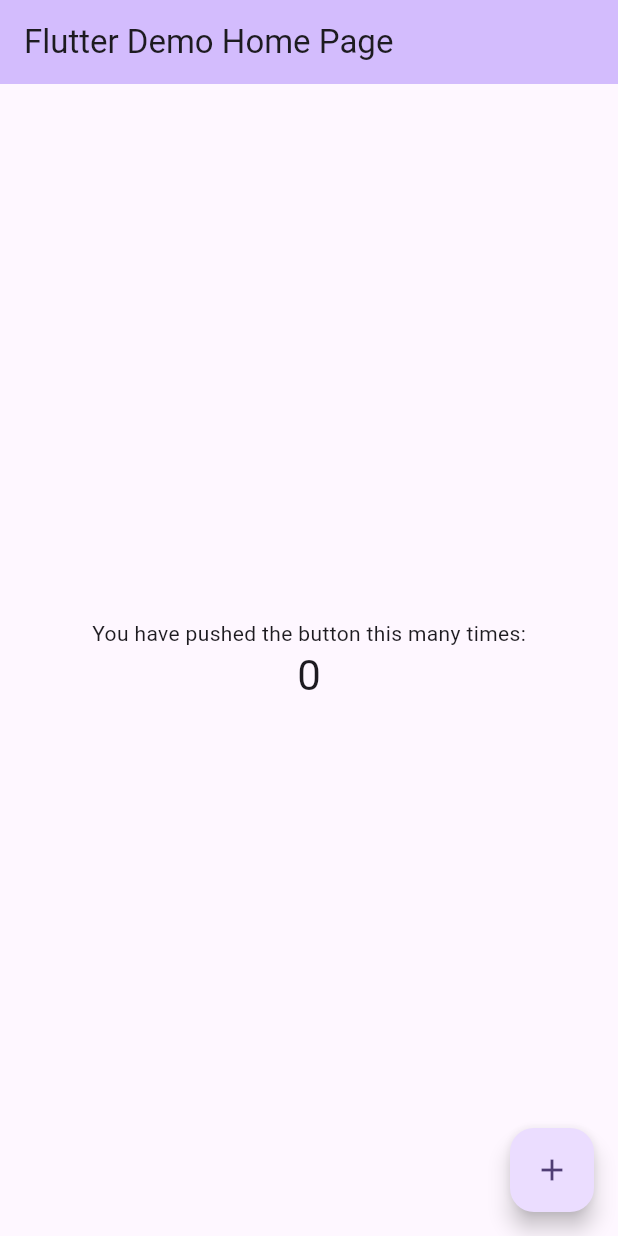
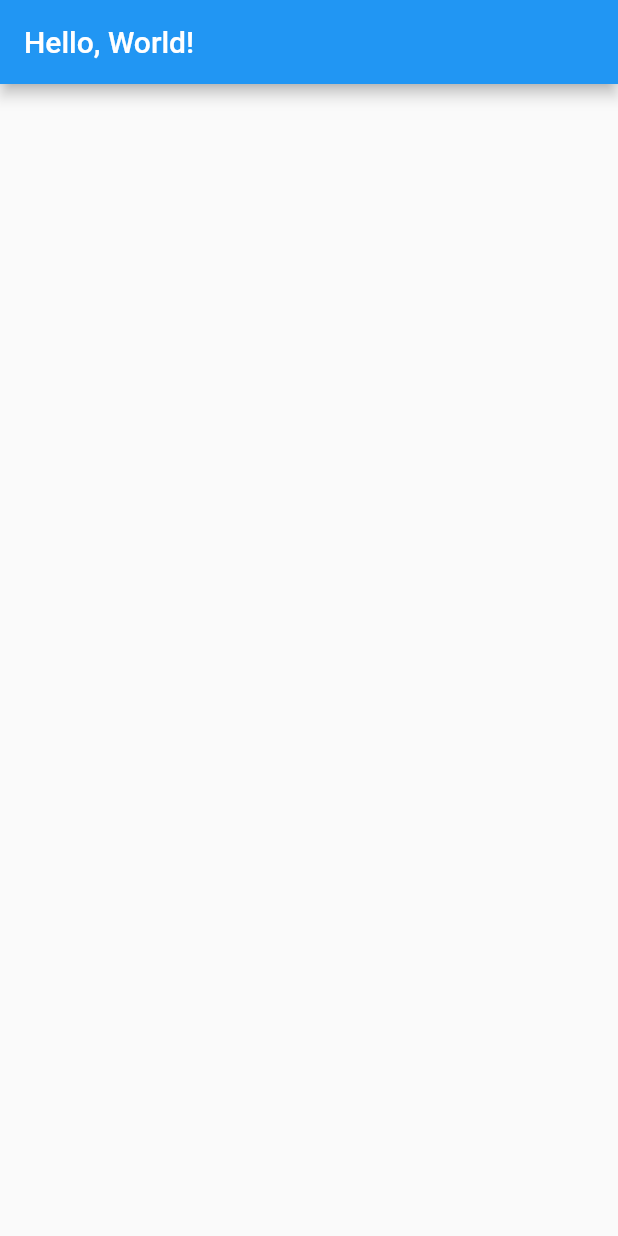
Before and after one commit to davidauza-engineer/flutter_product_detail_page, a Flutter app: the screen it shows after launch, on a phone screen of 412 x 824 dp. Run offline on Flutter 3.47's test engine with Material 2 defaults, Android fonts, the light colour scheme and no system bars.

Commit message:
Add app's scaffold and navbar

```diff
--- a/lib/main.dart
+++ b/lib/main.dart
@@ -1,125 +1,11 @@
 import 'package:flutter/material.dart';
 
 void main() {
-  runApp(const MyApp());
+  return runApp(MaterialApp(
+    home: Scaffold(
+      appBar: AppBar(
+        title: const Text('Hello, World!')
+      )
+    )
+  ));
 }
-
-class MyApp extends StatelessWidget {
-  const MyApp({super.key});
-
-  // This widget is the root of your application.
-  @override
-  Widget build(BuildContext context) {
-    return MaterialApp(
-      title: 'Flutter Demo',
-      theme: ThemeData(
-        // This is the theme of your application.
-        //
-        // TRY THIS: Try running your application with "flutter run". You'll see
-        // the application has a blue toolbar. Then, without quitting the app,
-        // try changing the seedColor in the colorScheme below to Colors.green
-        // and then invoke "hot reload" (save your changes or press the "hot
-        // reload" button in a Flutter-supported IDE, or press "r" if you used
-        // the command line to start the app).
-        //
-        // Notice that the counter didn't reset back to zero; the application
-        // state is not lost during the reload. To reset the state, use hot
-        // restart instead.
-        //
-        // This works for code too, not just values: Most code changes can be
-        // tested with just a hot reload.
-        colorScheme: ColorScheme.fromSeed(seedColor: Colors.deepPurple),
-        useMaterial3: true,
-      ),
-      home: const MyHomePage(title: 'Flutter Demo Home Page'),
-    );
-  }
-}
-
-class MyHomePage extends StatefulWidget {
-  const MyHomePage({super.key, required this.title});
-
-  // This widget is the home page of your application. It is stateful, meaning
-  // that it has a State object (defined below) that contains fields that affect
-  // how it looks.
-
-  // This class is the configuration for the state. It holds the values (in this
-  // case the title) provided by the parent (in this case the App widget) and
-  // used by the build method of the State. Fields in a Widget subclass are
-  // always marked "final".
-
-  final String title;
-
-  @override
-  State<MyHomePage> createState() => _MyHomePageState();
-}
-
-class _MyHomePageState extends State<MyHomePage> {
-  int _counter = 0;
-
-  void _incrementCounter() {
-    setState(() {
-      // This call to setState tells the Flutter framework that something has
-      // changed in this State, which causes it to rerun the build method below
-      // so that the display can reflect the updated values. If we changed
-      // _counter without calling setState(), then the build method would not be
-      // called again, and so nothing would appear to happen.
-      _counter++;
-    });
-  }
-
-  @override
-  Widget build(BuildContext context) {
-    // This method is rerun every time setState is called, for instance as done
-    // by the _incrementCounter method above.
-    //
-    // The Flutter framework has been optimized to make rerunning build methods
-    // fast, so that you can just rebuild anything that needs updating rather
-    // than having to individually change instances of widgets.
-    return Scaffold(
-      appBar: AppBar(
-        // TRY THIS: Try changing the color here to a specific color (to
-        // Colors.amber, perhaps?) and trigger a hot reload to see the AppBar
-        // change color while the other colors stay the same.
-        backgroundColor: Theme.of(context).colorScheme.inversePrimary,
-        // Here we take the value from the MyHomePage object that was created by
-        // the App.build method, and use it to set our appbar title.
-        title: Text(widget.title),
-      ),
-      body: Center(
-        // Center is a layout widget. It takes a single child and positions it
-        // in the middle of the parent.
-        child: Column(
-          // Column is also a layout widget. It takes a list of children and
-          // arranges them vertically. By default, it sizes itself to fit its
-          // children horizontally, and tries to be as tall as its parent.
-          //
-          // Column has various properties to control how it sizes itself and
-          // how it positions its children. Here we use mainAxisAlignment to
-          // center the children vertically; the main axis here is the vertical
-          // axis because Columns are vertical (the cross axis would be
-          // horizontal).
-          //
-          // TRY THIS: Invoke "debug painting" (choose the "Toggle Debug Paint"
-          // action in the IDE, or press "p" in the console), to see the
-          // wireframe for each widget.
-          mainAxisAlignment: MainAxisAlignment.center,
-          children: <Widget>[
-            const Text(
-              'You have pushed the button this many times:',
-            ),
-            Text(
-              '$_counter',
-              style: Theme.of(context).textTheme.headlineMedium,
-            ),
-          ],
-        ),
-      ),
-      floatingActionButton: FloatingActionButton(
-        onPressed: _incrementCounter,
-        tooltip: 'Increment',
-        child: const Icon(Icons.add),
-      ), // This trailing comma makes auto-formatting nicer for build methods.
-    );
-  }
-}
```
